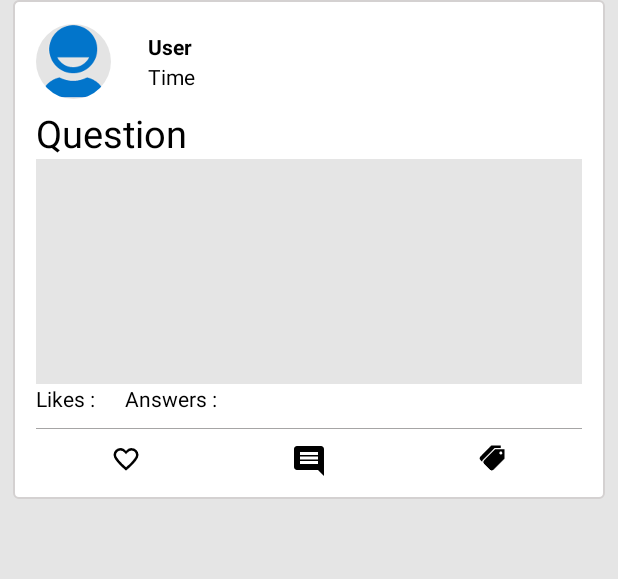
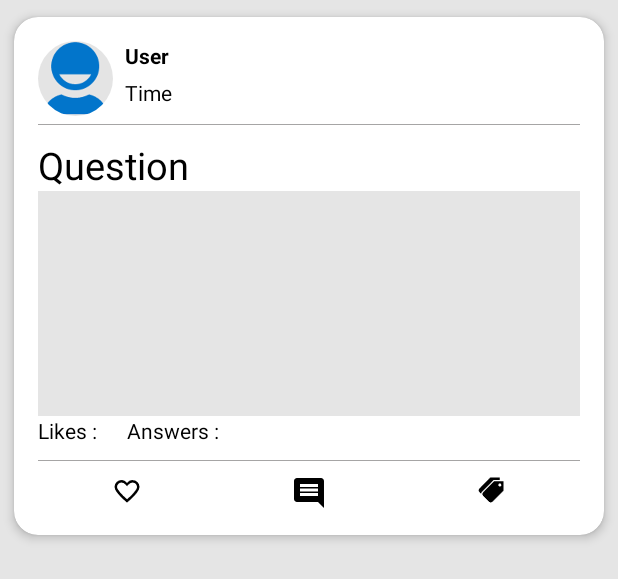
Before and after one commit to kunalms/Scintillato_chat, an Android app: the layout feed_row.xml on its own in the app's theme, with its tools: preview values and no code run, on a phone screen of 412 x 824 dp. Shown: the top 579 px of the screen. Run offline under Robolectric (Android 15) with nearby library versions, the light colour scheme and no system bars.

Commit message:
Cardview and RecyclerView Done
minor changes in Ui, Cardview added.

```diff
--- a/ScintillatoChat/app/src/main/java/com/scintillato/scintillatochat/Feed_Adapter_Recycler.java
+++ b/ScintillatoChat/app/src/main/java/com/scintillato/scintillatochat/Feed_Adapter_Recycler.java
@@ -5,6 +5,7 @@ import android.content.Intent;
 import android.content.SharedPreferences;
 import android.database.Cursor;
 import android.os.AsyncTask;
+import android.support.v7.widget.CardView;
 import android.support.v7.widget.RecyclerView;
 import android.util.Log;
 import android.view.LayoutInflater;
@@ -50,13 +51,14 @@ public class Question_Holder extends RecyclerView.ViewHolder {
     ImageButton like,tag,answer;
     RelativeLayout box;
     CircleImageView profile;
+    CardView cardView;
     public Question_Holder(View row) {
         super(row);
         this.view = row;
         answer=(ImageButton)row.findViewById(R.id.bt_question_row_answer);
         like=(ImageButton)row.findViewById(R.id.bt_question_row_like);
         tag=(ImageButton)row.findViewById(R.id.bt_question_row_tag);
-        user_name=(TextView) row.findViewById(R.id.tv_queston_row_user);
+        user_name=(TextView) row.findViewById(R.id.tv_question_row_user);
         time=(TextView)row.findViewById(R.id.tv_question_row_time);
         question=(TextView)row.findViewById(R.id.tv_question_row_question);
         tv_like=(TextView)row.findViewById(R.id.tv_question_row_like);
@@ -64,6 +66,7 @@ public class Question_Holder extends RecyclerView.ViewHolder {
         profile=(CircleImageView)row.findViewById(R.id.iv_feed_row_profile);
         que_image=(ImageView) row.findViewById(R.id.iv_feed_row_que_image);
         box=(RelativeLayout)row.findViewById(R.id.rl_question_row);
+        cardView=(CardView)row.findViewById(R.id.cardview);
     }
 }
 
--- a/ScintillatoChat/app/src/main/res/drawable/button_background.xml
+++ b/ScintillatoChat/app/src/main/res/drawable/button_background.xml
@@ -1,11 +1,5 @@
 <?xml version="1.0" encoding="utf-8"?>
 <selector xmlns:android="http://schemas.android.com/apk/res/android" >
-    <item android:state_enabled="false">
-        <shape android:shape="rectangle"  >
-            <corners android:radius="4dp" />
-            <solid android:color="@color/button_disabled"></solid>
-        </shape>
-    </item>
     <item android:state_pressed="true" >
         <shape android:shape="rectangle"  >
             <corners android:radius="4dp" />
@@ -21,7 +15,7 @@
     <item >
         <shape android:shape="rectangle"  >
             <corners android:radius="4dp" />
-            <solid android:color="@color/cyan_transparent"></solid>
+            <solid android:color="@color/cyan"></solid>
         </shape>
     </item>
 </selector>
--- a/ScintillatoChat/app/src/main/res/drawable/top_border_adapter.xml
+++ b/ScintillatoChat/app/src/main/res/drawable/top_border_adapter.xml
@@ -7,7 +7,6 @@
     </item>
     <item android:top="1dp">
         <shape android:shape="rectangle">
-            <padding android:top="10dp"></padding>
             <solid android:color="#FFFFFF" />
         </shape>
     </item>
--- a/ScintillatoChat/app/src/main/res/layout/feed_recycler.xml
+++ b/ScintillatoChat/app/src/main/res/layout/feed_recycler.xml
@@ -5,7 +5,6 @@
     android:layout_width="match_parent"
     android:layout_height="match_parent"
     tools:context="com.scintillato.scintillatochat.Feed"
-    android:background="@drawable/chatback"
     >
     <android.support.v7.widget.RecyclerView
         android:id="@+id/lv_feed_feed"
@@ -16,7 +15,6 @@
         android:layout_weight="0.1"
         app:layout_behavior="@string/appbar_scrolling_view_behavior"
         android:layout_centerHorizontal="true"
-        android:padding="8dp"
         android:divider="@null"/>
 
 
--- a/ScintillatoChat/app/src/main/res/layout/feed_row.xml
+++ b/ScintillatoChat/app/src/main/res/layout/feed_row.xml
@@ -1,139 +1,146 @@
 <?xml version="1.0" encoding="utf-8"?>
-<RelativeLayout xmlns:android="http://schemas.android.com/apk/res/android"
-    android:layout_marginLeft="8dp"
-    android:layout_marginRight="8dp"
+<android.support.v7.widget.CardView
+
+    xmlns:android="http://schemas.android.com/apk/res/android"
+    xmlns:app="http://schemas.android.com/apk/res-auto"
+    android:layout_height="wrap_content"
+    android:layout_width="match_parent"
+    android:id="@+id/cardview"
+    android:clickable="true"
+    android:focusable="true"
+    android:foreground="?android:attr/selectableItemBackground"
+    app:cardCornerRadius="16dp"
+    app:cardElevation="4dp"
+    app:cardUseCompatPadding="true"
+    >
+
+    <RelativeLayout
+        android:id="@+id/rl_question_row"
         android:layout_width="match_parent"
         android:layout_height="wrap_content"
-    android:background="@drawable/adapter_background"
-    android:id="@+id/rl_question_row"
         android:padding="16dp">
+        <RelativeLayout
+            android:id="@+id/RelativeLayout_feed_row_2"
+            android:layout_width="wrap_content"
+            android:layout_height="wrap_content"
+            android:layout_alignParentTop="true"
+            >
+            <de.hdodenhof.circleimageview.CircleImageView
+                android:id="@+id/iv_feed_row_profile"
+                android:layout_width="50dp"
+                android:layout_height="50dp"
+                android:layout_alignParentLeft="true"
+                android:layout_alignParentStart="true"
+                android:layout_alignParentTop="true"
+                android:src="@drawable/userprofile100" />
 
-    <LinearLayout
-        android:orientation="horizontal"
+            <TextView
+                android:id="@+id/tv_question_row_user"
+                android:layout_width="wrap_content"
+                android:layout_height="wrap_content"
+                android:layout_alignParentTop="true"
+                android:layout_alignTop="@id/iv_feed_row_profile"
+                android:layout_toRightOf="@id/iv_feed_row_profile"
+                android:text="User"
+                android:textColor="@color/black"
+                android:layout_marginLeft="8dp"
+                android:textStyle="bold" />
+
+            <TextView
+                android:id="@+id/tv_question_row_time"
+                android:layout_width="wrap_content"
+                android:layout_height="wrap_content"
+                android:layout_alignLeft="@+id/tv_question_row_user"
+                android:layout_alignStart="@+id/tv_question_row_user"
+                android:layout_below="@id/tv_question_row_user"
+                android:text="Time"
+                android:layout_marginTop="5dp"
+                android:textColor="@color/black" />
+            </RelativeLayout>
+
+        <RelativeLayout
+                android:id="@+id/RelativeLayout_feed_row_3"
                 android:layout_width="match_parent"
                 android:layout_height="wrap_content"
-        android:layout_below="@+id/linearLayout2"
-        android:layout_alignParentStart="true"
-        android:layout_marginTop="10dp"
-        android:layout_alignParentLeft="true">
-
-        <ImageButton
-            android:layout_width="wrap_content"
-            android:layout_height="wrap_content"
-            android:src="@drawable/like30"
-            android:id="@+id/bt_question_row_like"
-            android:layout_weight="1"
-            android:textColor="@color/black"
-            android:background="@drawable/top_border_adapter"/>
-
-        <ImageButton
-            android:layout_width="wrap_content"
-            android:src="@drawable/comments30"
-            android:layout_height="wrap_content"
-            android:id="@+id/bt_question_row_answer"
-            android:textColor="@color/black"
-            android:layout_weight="1"
-            android:background="@drawable/top_border_adapter"/>
-
-        <ImageButton
-            android:src="@drawable/tags30"
-            android:layout_width="wrap_content"
-            android:layout_height="wrap_content"
-            android:id="@+id/bt_question_row_tag"
-            android:textColor="@color/black"
-            android:layout_weight="1"
+                android:layout_below="@id/RelativeLayout_feed_row_2"
             android:background="@drawable/top_border_adapter"
-/>
-    </LinearLayout>
-
-    <RelativeLayout
-        android:orientation="vertical"
-        android:layout_width="wrap_content"
-        android:layout_height="wrap_content"
-        android:id="@+id/linearLayout2"
-        android:layout_alignParentTop="true"
-        android:layout_alignParentStart="true"
-        android:layout_alignParentEnd="true"
-        android:layout_alignParentRight="true"
-        android:layout_alignParentLeft="true">
+            android:layout_marginTop="5dp">
 
 
             <TextView
-            android:text="Answers :"
+                android:id="@+id/tv_question_row_question"
                 android:layout_width="wrap_content"
                 android:layout_height="wrap_content"
+                android:layout_alignParentLeft="true"
+                android:layout_alignParentStart="true"
+                android:text="Question"
                 android:textColor="@color/black"
-            android:layout_toRightOf="@+id/tv_question_row_like"
-            android:layout_marginTop="5dp"
-            android:layout_marginLeft="20dp"
-            android:layout_alignBottom="@+id/tv_question_row_like"
-            android:id="@+id/tv_question_row_answers"
-            />
+                android:textSize="25dp" />
 
-        <de.hdodenhof.circleimageview.CircleImageView
-
-            android:layout_alignParentTop="true"
-            android:layout_alignParentStart="true"
-            android:id="@+id/iv_feed_row_profile"
-            android:layout_width="50dp"
-            android:layout_height="50dp"
-            android:src="@drawable/userprofile100"
-            android:layout_alignParentLeft="true" />
-
+            <ImageView
+                android:id="@+id/iv_feed_row_que_image"
+                android:layout_width="match_parent"
+                android:layout_height="150dp"
+                android:layout_below="@+id/tv_question_row_question"
+                android:src="@color/background" />
 
             <TextView
-            android:text="Question"
-            android:textSize="25dp"
+                android:id="@+id/tv_question_row_like"
                 android:layout_width="wrap_content"
                 android:layout_height="wrap_content"
-            android:textColor="@color/black"
-            android:layout_marginTop="5dp"
-            android:id="@+id/tv_question_row_question"
-            android:layout_below="@+id/iv_feed_row_profile"
-            android:layout_alignParentStart="true"
-            android:layout_alignParentLeft="true" />
-
-        <ImageView
-            android:layout_width="match_parent"
-            android:layout_height="150dp"
-            android:src="@color/background"
-            android:layout_below="@+id/tv_question_row_question"
-            android:id="@+id/iv_feed_row_que_image"/>
+                android:layout_below="@+id/iv_feed_row_que_image"
+                android:text="Likes :"
+                android:textColor="@color/black" />
 
             <TextView
-            android:text="User"
-            android:textStyle="bold"
-            android:layout_marginTop="5dp"
-            android:layout_marginLeft="15dp"
+                android:id="@+id/tv_question_row_answers"
                 android:layout_width="wrap_content"
                 android:layout_height="wrap_content"
-            android:id="@+id/tv_queston_row_user"
-            android:textColor="@color/black"
-            android:layout_alignParentTop="true"
-            android:layout_alignStart="@+id/tv_question_row_answers"
-            android:layout_alignLeft="@+id/tv_question_row_answers" />
+                android:layout_alignBottom="@+id/tv_question_row_like"
+                android:layout_marginLeft="20dp"
+                android:layout_marginTop="5dp"
+                android:layout_toRightOf="@+id/tv_question_row_like"
+                android:text="Answers :"
+                android:textColor="@color/black" />
+        </RelativeLayout>
 
+        <LinearLayout
+            android:layout_width="match_parent"
+            android:layout_height="wrap_content"
+            android:layout_alignParentLeft="true"
+            android:layout_alignParentStart="true"
+            android:layout_below="@+id/RelativeLayout_feed_row_3"
+            android:layout_marginTop="10dp"
+            android:orientation="horizontal"
+            >
 
-        <TextView
-            android:text="Time"
+            <ImageButton
+                android:id="@+id/bt_question_row_like"
                 android:layout_width="wrap_content"
                 android:layout_height="wrap_content"
-            android:textColor="@color/black"
-            android:id="@+id/tv_question_row_time"
-            android:layout_above="@+id/tv_question_row_question"
-            android:layout_marginBottom="5dp"
-            android:layout_alignStart="@+id/tv_queston_row_user"
-            android:layout_alignLeft="@+id/tv_queston_row_user" />
+                android:layout_weight="1"
+                android:background="@drawable/top_border_adapter"
+                android:src="@drawable/like30"
+                android:textColor="@color/black" />
 
-        <TextView
-            android:text="Likes :"
+            <ImageButton
+                android:id="@+id/bt_question_row_answer"
                 android:layout_width="wrap_content"
                 android:layout_height="wrap_content"
-            android:textColor="@color/black"
-            android:id="@+id/tv_question_row_like"
-            android:layout_below="@+id/iv_feed_row_que_image"
-             />
-    </RelativeLayout>
+                android:layout_weight="1"
+                android:background="@drawable/top_border_adapter"
+                android:src="@drawable/comments30"
+                android:textColor="@color/black" />
 
+            <ImageButton
+                android:id="@+id/bt_question_row_tag"
+                android:layout_width="wrap_content"
+                android:layout_height="wrap_content"
+                android:layout_weight="1"
+                android:background="@drawable/top_border_adapter"
+                android:src="@drawable/tags30"
+                android:textColor="@color/black" />
+        </LinearLayout>
 
     </RelativeLayout>
+</android.support.v7.widget.CardView>
```
Also changed, not shown: ScintillatoChat/app/build.gradle (+6 -3 lines). Lines whose indentation alone changed are shown as unchanged.
